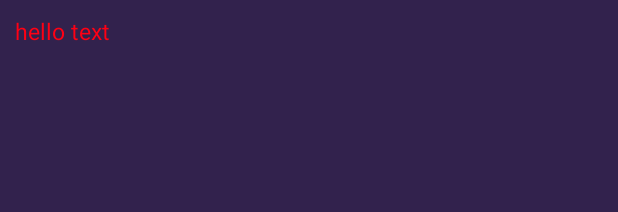
After one commit to mgheqhalfmv2/mccatcher, an Android app: the layout activity_error.xml on its own in the app's theme, with its tools: preview values and no code run, on a phone screen of 412 x 824 dp. The commit adds this screen. Shown: the top 212 px of the screen. Run offline under Robolectric (Android 15) with nearby library versions, the phone set to English and light mode, and no system bars.

Commit message:
新增异常页面

```diff
--- a/app/build.gradle
+++ b/app/build.gradle
@@ -8,8 +8,9 @@ android {
 
     defaultConfig {
         applicationId "com.mgh.mccatcher"
-        minSdk 29
-        targetSdk 35
+        minSdk 24
+        //noinspection ExpiredTargetSdkVersion
+        targetSdk 26
         versionCode 1
         versionName "1.0"
 
--- a/app/src/main/AndroidManifest.xml
+++ b/app/src/main/AndroidManifest.xml
@@ -29,6 +29,9 @@
             </intent-filter>
         </activity>
 
+        <activity
+            android:name=".ErrorActivity"/>
+
         <service
             android:name=".MyVpnService"
             android:permission="android.permission.BIND_VPN_SERVICE"
--- /dev/null
+++ b/app/src/main/res/layout/activity_error.xml
@@ -0,0 +1,21 @@
+<?xml version="1.0" encoding="utf-8"?>
+<LinearLayout xmlns:android="http://schemas.android.com/apk/res/android"
+    android:layout_width="match_parent"
+    android:layout_height="match_parent"
+    android:background="#32224D">
+
+    <ScrollView
+        android:layout_width="match_parent"
+        android:layout_height="wrap_content"
+        android:padding="10dp">
+        <TextView
+            android:id="@+id/error_text_view"
+            android:layout_width="match_parent"
+            android:layout_height="match_parent"
+            android:text="hello text"
+            android:textSize="15sp"
+            android:textColor="@color/red"/>
+    </ScrollView>
+
+
+</LinearLayout>
--- a/app/src/main/res/layout/packet_detail_dialog.xml
+++ b/app/src/main/res/layout/packet_detail_dialog.xml
@@ -7,7 +7,6 @@
     android:padding="20dp"
     android:background="@drawable/bg_rounded_dialog">
 
-    <!-- 标题区 -->
     <TextView
         android:id="@+id/tv_detail_title"
         android:layout_width="match_parent"
@@ -19,7 +18,6 @@
         android:layout_marginBottom="8dp"
         android:background="@drawable/divider_bottom"/>
 
-    <!-- 基本信息区 -->
     <GridLayout
         android:layout_width="match_parent"
         android:layout_height="wrap_content"
@@ -70,7 +68,6 @@
             android:textColor="#263238"/>
     </GridLayout>
 
-    <!-- 字节数据标题 -->
     <TextView
         android:layout_width="match_parent"
         android:layout_height="wrap_content"
@@ -80,7 +77,6 @@
         android:paddingTop="12dp"
         android:paddingBottom="4dp"/>
 
-    <!-- 字节数据显示区 -->
     <ScrollView
         android:layout_width="match_parent"
         android:layout_height="150dp"
@@ -97,7 +93,6 @@
             android:lineSpacingExtra="2dp"/>
     </ScrollView>
 
-    <!-- 操作按钮 -->
     <Button
         android:id="@+id/detail_btn_close"
         android:layout_width="100dp"
--- a/app/src/main/res/values/colors.xml
+++ b/app/src/main/res/values/colors.xml
@@ -9,4 +9,5 @@
     <color name="white">#FFFFFFFF</color>
     <color name="start_btn_color">#81C784</color>
     <color name="close_btn_color">#66BB6A </color>
+    <color name="red">#FF0014</color>
 </resources>
```
Also changed, not shown: app/src/main/java/com/mgh/mccatcher/ErrorActivity.java (added, +29 -0 lines), app/src/main/java/com/mgh/mccatcher/MainActivity.java (+11 -11 lines), app/src/main/java/com/mgh/mccatcher/utils/ExceptionMsgUtil.java (+13 -7 lines).
